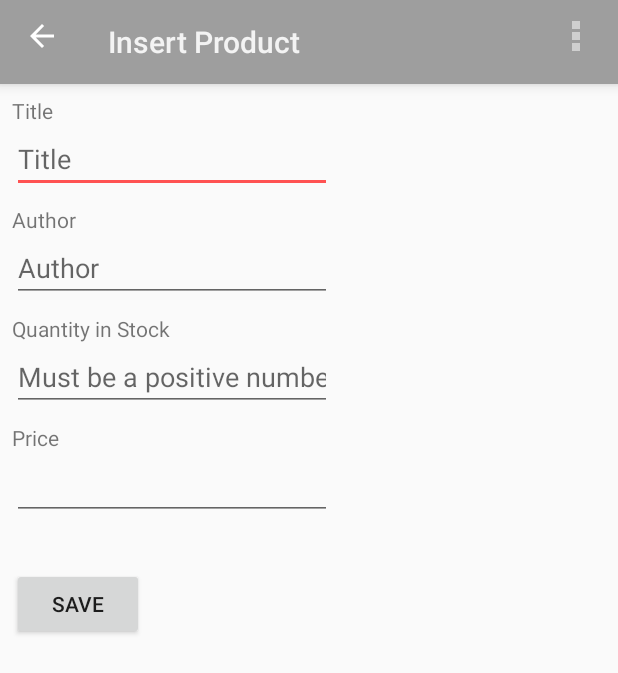
After one commit to litur/BookStoreApp, an Android app: the ProductEditActivity screen opened directly, with no data from a screen before it, on a phone screen of 412 x 824 dp. The commit adds this screen. Shown: the top 673 px of the screen. Run offline under Robolectric (Android 15) with nearby library versions, the phone set to English and light mode, and no system bars.

Commit message:
Edit form for insert/update actions. Fixed bug on insert method.

```diff
--- a/app/build.gradle
+++ b/app/build.gradle
@@ -22,6 +22,7 @@ dependencies {
     implementation fileTree(dir: 'libs', include: ['*.jar'])
     implementation 'com.android.support:appcompat-v7:27.1.1'
     implementation 'com.android.support:support-v4:27.1.1'
+    implementation 'com.android.support:design:27.1.1'
     implementation 'com.android.support.constraint:constraint-layout:1.1.2'
     implementation 'com.android.support:cardview-v7:27.1.1'
     testImplementation 'junit:junit:4.12'
--- /dev/null
+++ b/app/src/main/java/com/example/android/bookstoreapp/ProductEditActivity.java
@@ -0,0 +1,213 @@
+package com.example.android.bookstoreapp;
+
+import android.app.LoaderManager;
+import android.content.ContentValues;
+import android.content.CursorLoader;
+import android.content.Intent;
+import android.content.Loader;
+import android.database.Cursor;
+import android.net.Uri;
+import android.os.Bundle;
+import android.support.v4.app.NavUtils;
+import android.support.v7.app.ActionBar;
+import android.support.v7.app.AppCompatActivity;
+import android.support.v7.widget.Toolbar;
+import android.util.Log;
+import android.view.Menu;
+import android.view.MenuItem;
+import android.view.View;
+import android.widget.Button;
+import android.widget.EditText;
+
+import com.example.android.bookstoreapp.data.BookContract;
+
+public class ProductEditActivity extends AppCompatActivity implements LoaderManager.LoaderCallbacks<Cursor> {
+
+    Cursor mCursor;
+    Uri mCurrentBookUri;
+    private EditText titleET;
+    private EditText authorET;
+    private EditText quantiyET;
+    private EditText priceET;
+    private Button saveButton;
+    private String LOGTAG = "EditorActivity";
+
+    @Override
+    protected void onCreate(Bundle savedInstanceState) {
+        super.onCreate(savedInstanceState);
+        setContentView(R.layout.activity_product_edit);
+
+
+        // Sets the Toolbar as Action Bar
+        Toolbar myToolbar = findViewById(R.id.my_toolbar);
+        setSupportActionBar(myToolbar);
+
+        // Defines custom behaviour on the Action Bar
+        ActionBar myActionBar = getSupportActionBar();
+        assert myActionBar != null;
+        myActionBar.setElevation(8);
+        // Displays the Up button in the Action Bar
+        myActionBar.setDisplayHomeAsUpEnabled(true);
+        myActionBar.setHomeAsUpIndicator(R.drawable.ic_arrow_back_24dp);
+
+        // Initializes views
+        titleET = findViewById(R.id.titleET);
+        authorET = findViewById(R.id.authorET);
+        quantiyET = findViewById(R.id.quantityET);
+        priceET = findViewById(R.id.priceET);
+        saveButton = findViewById(R.id.saveBtn);
+
+        // Examine the intent that was used to launch this activity,
+        // in order to figure out if we're creating a new item or editing an existing one.
+        Intent intent = getIntent();
+        mCurrentBookUri = intent.getData();
+
+        // If the intent DOES NOT contain a pet content URI, then we know that we are
+        // creating a new pet.
+        if (mCurrentBookUri == null) {
+            myActionBar.setTitle(getString(R.string.editor_activity_title_new_product));
+            // Invalidate the options menu, so the "Delete" menu option can be hidden.
+            // (It doesn't make sense to delete a pet that hasn't been created yet.)
+            //invalidateOptionsMenu();
+        } else {
+            myActionBar.setTitle(getString(R.string.editor_activity_title_edit_product));
+            // Initialize a loader to read the product/book data from the database
+            // and display the current values in the editor
+            getLoaderManager().initLoader(Constants.SINGLE_BOOK_LOADER_ID, null, this);
+        }
+
+        saveButton.setOnClickListener(new View.OnClickListener() {
+            @Override
+            public void onClick(View view) {
+                Log.e(LOGTAG, "Click on Save Button");
+                Save();
+                finish();
+            }
+        });
+
+    }
+
+    @Override
+    public Loader<Cursor> onCreateLoader(int i, Bundle bundle) {
+        String[] projection = {
+                BookContract.BookEntry._ID,
+                BookContract.BookEntry.COLUMN_BOOK_TITLE,
+                BookContract.BookEntry.COLUMN_BOOK_AUTHOR,
+                BookContract.BookEntry.COLUMN_BOOK_QUANTITY,
+                BookContract.BookEntry.COLUMN_BOOK_PRICE
+        };
+
+        // This loader will execute the ContentProvider's query method on a background thread
+        return new CursorLoader(this,       // Parent activity context
+                mCurrentBookUri,                 // Query the content URI for the current book/product
+                projection,                     // Columns to include in the resulting Cursor
+                null,                   // No selection clause
+                null,                // No selection arguments
+                null);                 // Default sort order
+    }
+
+    @Override
+    public void onLoadFinished(Loader<Cursor> loader, Cursor cursor) {
+        // Bail early if the cursor is null or there is less than 1 row in the cursor
+        if (cursor == null || cursor.getCount() < 1) {
+            return;
+        }
+
+        // Proceed with moving to the first row of the cursor and reading data from it
+        // (This should be the only row in the cursor)
+        if (cursor.moveToFirst()) {
+            // Find the columns of pet attributes that we're interested in
+            int titleColumnIndex = cursor.getColumnIndex(BookContract.BookEntry.COLUMN_BOOK_TITLE);
+            int authorColumnIndex = cursor.getColumnIndex(BookContract.BookEntry.COLUMN_BOOK_AUTHOR);
+            int quantityColumnIndex = cursor.getColumnIndex(BookContract.BookEntry.COLUMN_BOOK_QUANTITY);
+            int priceColumnIndex = cursor.getColumnIndex(BookContract.BookEntry.COLUMN_BOOK_PRICE);
+
+            // Extract out the value from the Cursor for the given column index
+            String title = cursor.getString(titleColumnIndex);
+            String author = cursor.getString(authorColumnIndex);
+            int quantity = cursor.getInt(quantityColumnIndex);
+            float price = cursor.getInt(priceColumnIndex);
+            price = price / 100;
+
+            // Update the views on the screen with the values from the database
+            titleET.setText(title);
+            authorET.setText(author);
+            quantiyET.setText(Integer.toString(quantity));
+            priceET.setText(Float.toString(price));
+        }
+    }
+
+    // This is called when the last Cursor provided to onLoadFinished()
+    // above is about to be closed.  We need to make sure we are no
+    // longer using it.
+
+    @Override
+    public void onLoaderReset(Loader<Cursor> loader) {
+
+        titleET.setText("");
+        authorET.setText("");
+        quantiyET.setText("");
+    }
+
+    /**
+     * Saves the data in the form for both new and update cases
+     */
+    private void Save() {
+        ContentValues myBookData = new ContentValues();
+        Uri insertUri;
+
+        // Retrieves the data from the views in the form
+        String title = String.valueOf(titleET.getText());
+        String author = String.valueOf(authorET.getText());
+        int quantity = Integer.parseInt(quantiyET.getText().toString());
+        float floatPrice = Float.parseFloat(priceET.getText().toString()) * 100;
+        int intPrice = Math.round(floatPrice);
+
+        //TODO Handle validation here
+
+        myBookData.put(BookContract.BookEntry.COLUMN_BOOK_TITLE, title);
+        myBookData.put(BookContract.BookEntry.COLUMN_BOOK_AUTHOR, author);
+        myBookData.put(BookContract.BookEntry.COLUMN_BOOK_QUANTITY, quantity);
+        myBookData.put(BookContract.BookEntry.COLUMN_BOOK_PRICE, intPrice);
+
+        if (mCurrentBookUri == null) {
+            insertUri = getContentResolver().insert(BookContract.BookEntry.CONTENT_URI, myBookData);
+            if (insertUri != null)
+                Utility.showToast(getString(R.string.editor_activity_newItemInserted), this);
+            else
+                Utility.showToast(getString(R.string.editor_activity_newItemNotInserted), this);
+        } else {
+            // Insert the new row, returning the primary key value of the new row
+            int nRowsUpdated = getContentResolver().update(mCurrentBookUri, myBookData, null, null);
+            if (nRowsUpdated == 1)
+                Utility.showToast(getString(R.string.editor_activity_editItemUpdated), this);
+            else
+                Utility.showToast(getString(R.string.editor_activity_editItemNotUpdated), this);
+        }
+
+    }
+
+    // Inflates buttons in the action bar
+    @Override
+    public boolean onCreateOptionsMenu(Menu menu) {
+        getMenuInflater().inflate(R.menu.action_bar, menu);
+
+        //Hides the search button
+        MenuItem settings_item = menu.findItem(R.id.action_search);
+        settings_item.setVisible(false);
+
+        return super.onCreateOptionsMenu(menu);
+    }
+
+    // Implements the Up Button functionality as explained in https://developer.android.com/training/implementing-navigation/ancestral
+    @Override
+    public boolean onOptionsItemSelected(MenuItem item) {
+        switch (item.getItemId()) {
+            // Respond to the action bar's Up/Home button
+            case android.R.id.home:
+                NavUtils.navigateUpFromSameTask(this);
+                return true;
+        }
+        return super.onOptionsItemSelected(item);
+    }
+}
--- a/app/src/main/java/com/example/android/bookstoreapp/data/BookProvider.java
+++ b/app/src/main/java/com/example/android/bookstoreapp/data/BookProvider.java
@@ -124,10 +124,6 @@ public class BookProvider extends ContentProvider {
     @Override
     public Uri insert(@NonNull Uri uri, @Nullable ContentValues contentValues) {
 
-        // Get writable database
-        SQLiteDatabase myDB = mDbHelper.getWritableDatabase();
-
-        myDB.insert(BookContract.BookEntry.TABLE_NAME, null, contentValues);
         final int match = sUriMatcher.match(uri);
         switch (match) {
             case BOOKS:
--- /dev/null
+++ b/app/src/main/res/drawable/ic_arrow_back_24dp.xml
@@ -0,0 +1,10 @@
+<vector xmlns:android="http://schemas.android.com/apk/res/android"
+    android:width="24dp"
+    android:height="24dp"
+    android:tint="#FFFFFF"
+    android:viewportHeight="24.0"
+    android:viewportWidth="24.0">
+    <path
+        android:fillColor="#FF000000"
+        android:pathData="M20,11H7.83l5.59,-5.59L12,4l-8,8 8,8 1.41,-1.41L7.83,13H20v-2z" />
+</vector>
--- /dev/null
+++ b/app/src/main/res/layout/activity_product_edit.xml
@@ -0,0 +1,125 @@
+<?xml version="1.0" encoding="utf-8"?>
+<android.support.constraint.ConstraintLayout xmlns:android="http://schemas.android.com/apk/res/android"
+    xmlns:app="http://schemas.android.com/apk/res-auto"
+    xmlns:tools="http://schemas.android.com/tools"
+    android:layout_width="match_parent"
+    android:layout_height="match_parent"
+    tools:context=".ProductEditActivity">
+
+    <!-- Toolbar -->
+    <android.support.v7.widget.Toolbar
+        android:id="@+id/my_toolbar"
+        android:layout_width="match_parent"
+        android:layout_height="?attr/actionBarSize"
+        android:background="?attr/colorPrimary"
+        android:elevation="4dp"
+        android:theme="@style/CustomActionBarTheme"
+        app:layout_constraintEnd_toEndOf="parent"
+        app:layout_constraintStart_toStartOf="parent"
+        app:layout_constraintTop_toTopOf="parent"
+        app:popupTheme="@style/ThemeOverlay.AppCompat.Light" />
+
+    <TextView
+        android:id="@+id/titleLabelTV"
+        android:layout_width="wrap_content"
+        android:layout_height="wrap_content"
+        android:layout_marginLeft="8dp"
+        android:layout_marginStart="8dp"
+        android:layout_marginTop="8dp"
+        android:text="Title"
+        app:layout_constraintStart_toStartOf="parent"
+        app:layout_constraintTop_toBottomOf="@+id/my_toolbar" />
+
+    <EditText
+        android:id="@+id/titleET"
+        android:layout_width="wrap_content"
+        android:layout_height="0dp"
+        android:layout_marginLeft="8dp"
+        android:layout_marginStart="8dp"
+        android:ems="10"
+        android:hint="Title"
+        android:inputType="textPersonName"
+        android:singleLine="false"
+        app:layout_constraintStart_toStartOf="parent"
+        app:layout_constraintTop_toBottomOf="@+id/titleLabelTV" />
+
+    <TextView
+        android:id="@+id/authorLabelTV"
+        android:layout_width="wrap_content"
+        android:layout_height="wrap_content"
+        android:layout_marginLeft="8dp"
+        android:layout_marginStart="8dp"
+        android:layout_marginTop="8dp"
+        android:text="Author"
+        app:layout_constraintStart_toStartOf="parent"
+        app:layout_constraintTop_toBottomOf="@+id/titleET" />
+
+    <EditText
+        android:id="@+id/authorET"
+        android:layout_width="wrap_content"
+        android:layout_height="wrap_content"
+        android:layout_marginLeft="8dp"
+        android:layout_marginStart="8dp"
+        android:ems="10"
+        android:hint="Author"
+        android:inputType="textPersonName"
+        app:layout_constraintStart_toStartOf="parent"
+        app:layout_constraintTop_toBottomOf="@+id/authorLabelTV" />
+
+    <TextView
+        android:id="@+id/quantityLabelTV"
+        android:layout_width="wrap_content"
+        android:layout_height="wrap_content"
+        android:layout_marginLeft="8dp"
+        android:layout_marginStart="8dp"
+        android:layout_marginTop="8dp"
+        android:text="Quantity in Stock"
+        app:layout_constraintStart_toStartOf="parent"
+        app:layout_constraintTop_toBottomOf="@+id/authorET" />
+
+    <EditText
+        android:id="@+id/quantityET"
+        android:layout_width="wrap_content"
+        android:layout_height="wrap_content"
+        android:layout_marginLeft="8dp"
+        android:layout_marginStart="8dp"
+        android:ems="10"
+        android:hint="Must be a positive number"
+        android:inputType="number"
+        app:layout_constraintStart_toStartOf="parent"
+        app:layout_constraintTop_toBottomOf="@+id/quantityLabelTV" />
+
+    <Button
+        android:id="@+id/saveBtn"
+        android:layout_width="wrap_content"
+        android:layout_height="wrap_content"
+        android:layout_marginLeft="8dp"
+        android:layout_marginStart="8dp"
+        android:layout_marginTop="32dp"
+        android:text="Save"
+        app:layout_constraintStart_toStartOf="parent"
+        app:layout_constraintTop_toBottomOf="@+id/priceET" />
+
+    <TextView
+        android:id="@+id/priceLabelTV"
+        android:layout_width="wrap_content"
+        android:layout_height="wrap_content"
+        android:layout_marginLeft="8dp"
+        android:layout_marginStart="8dp"
+        android:layout_marginTop="8dp"
+        android:text="Price"
+        app:layout_constraintStart_toStartOf="parent"
+        app:layout_constraintTop_toBottomOf="@+id/quantityET" />
+
+    <EditText
+        android:id="@+id/priceET"
+        android:layout_width="wrap_content"
+        android:layout_height="wrap_content"
+        android:layout_marginLeft="8dp"
+        android:layout_marginStart="8dp"
+        android:ems="10"
+        android:inputType="numberDecimal"
+        app:layout_constraintStart_toStartOf="parent"
+        app:layout_constraintTop_toBottomOf="@+id/priceLabelTV" />
+
+</android.support.constraint.ConstraintLayout>
--- a/app/src/main/res/layout/book_element.xml
+++ b/app/src/main/res/layout/book_element.xml
@@ -7,6 +7,7 @@
     android:layout_height="match_parent">
 
     <android.support.v7.widget.CardView xmlns:android="http://schemas.android.com/apk/res/android"
+        android:id="@+id/productCardView"
         style="@style/myCardViewStyle">
 
         <android.support.constraint.ConstraintLayout xmlns:android="http://schemas.android.com/apk/res/android"
--- a/app/src/main/res/values/strings.xml
+++ b/app/src/main/res/values/strings.xml
@@ -16,4 +16,14 @@
 
     <!-- Strings for mainActivity -->
     <string name="in_stock">In Stock! <xliff:g example="1" id="quantity">%s </xliff:g> remaining</string>
+
+
+    <!-- Strings for EditorActivity -->
+    <string name="editor_activity_title_new_product">Insert Product</string>
+    <string name="editor_activity_title_edit_product">Edit Product</string>
+    <string name="editor_activity_editItemUpdated">The item has been updated</string>
+    <string name="editor_activity_editItemNotUpdated">Something went wrong. The item has not been updated.</string>
+    <string name="editor_activity_newItemInserted">The new item has been inserted</string>
+    <string name="editor_activity_newItemNotInserted">Something went wrong. The new item has not been inserted.</string>
+
 </resources>
```
Also changed, not shown: app/src/main/AndroidManifest.xml (+10 -0 lines), app/src/main/java/com/example/android/bookstoreapp/BookCursorAdapter.java (+22 -5 lines), app/src/main/java/com/example/android/bookstoreapp/MainActivity.java (+20 -84 lines), app/src/main/res/layout/activity_main.xml (+16 -10 lines).
